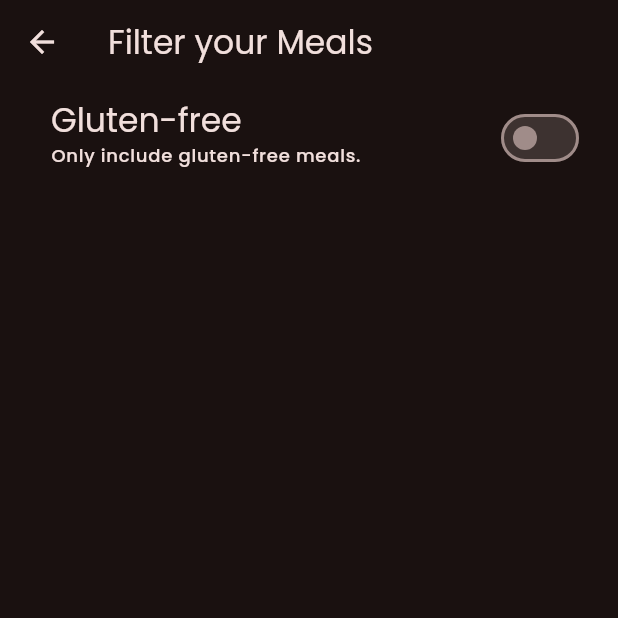
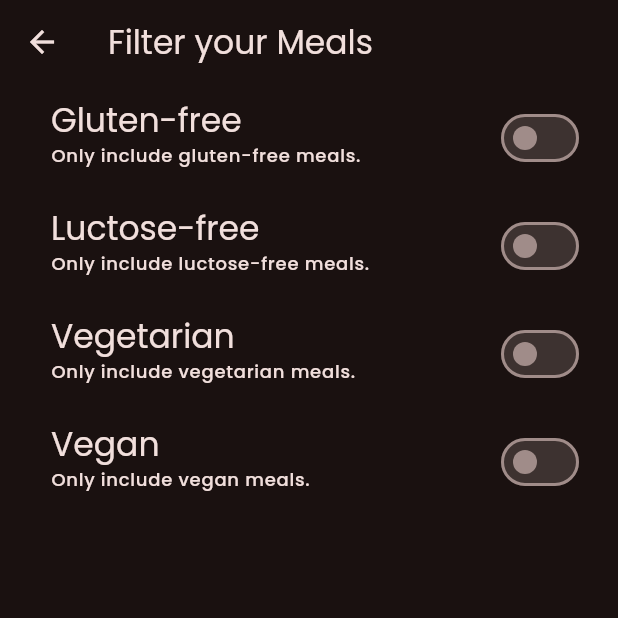
Before and after one commit to alph-a07/flutter-meals, a Flutter app: the FiltersScreen screen opened directly, on a phone screen of 412 x 824 dp, the top half of it. Run offline on Flutter 3.47's test engine with Material 3 defaults, Android fonts, the phone set to English and light mode, and no system bars; our stand-ins replace google_fonts, transparent_image.

Commit message:
Add more filters

```diff
--- a/lib/screens/filters.dart
+++ b/lib/screens/filters.dart
@@ -9,6 +9,9 @@ class FiltersScreen extends StatefulWidget {
 
 class _FiltersScreenState extends State<FiltersScreen> {
   var _isGlutenFreeFilterSet = false;
+  var _isLactoseFreeFilterSet = false;
+  var _isVegetarianFilterSet = false;
+  var _isVeganFilterSet = false;
 
   @override
   Widget build(BuildContext context) {
@@ -41,6 +44,78 @@ class _FiltersScreenState extends State<FiltersScreen> {
             ),
             activeColor: Theme.of(context).colorScheme.tertiary,
             contentPadding: const EdgeInsets.only(left: 34, right: 22),
+          ),
+          SwitchListTile(
+            value: _isLactoseFreeFilterSet,
+            onChanged: (isChecked) {
+              setState(() {
+                _isLactoseFreeFilterSet = isChecked;
+              });
+            },
+            title: Text(
+              'Luctose-free',
+              style: Theme.of(context)
+                  .textTheme
+                  .titleLarge!
+                  .copyWith(color: Theme.of(context).colorScheme.onSurface),
+            ),
+            subtitle: Text(
+              'Only include luctose-free meals.',
+              style: Theme.of(context)
+                  .textTheme
+                  .labelMedium!
+                  .copyWith(color: Theme.of(context).colorScheme.onSurface),
+            ),
+            activeColor: Theme.of(context).colorScheme.tertiary,
+            contentPadding: const EdgeInsets.only(left: 34, right: 22),
+          ),
+          SwitchListTile(
+            value: _isVegetarianFilterSet,
+            onChanged: (isChecked) {
+              setState(() {
+                _isVegetarianFilterSet = isChecked;
+              });
+            },
+            title: Text(
+              'Vegetarian',
+              style: Theme.of(context)
+                  .textTheme
+                  .titleLarge!
+                  .copyWith(color: Theme.of(context).colorScheme.onSurface),
+            ),
+            subtitle: Text(
+              'Only include vegetarian meals.',
+              style: Theme.of(context)
+                  .textTheme
+                  .labelMedium!
+                  .copyWith(color: Theme.of(context).colorScheme.onSurface),
+            ),
+            activeColor: Theme.of(context).colorScheme.tertiary,
+            contentPadding: const EdgeInsets.only(left: 34, right: 22),
+          ),
+          SwitchListTile(
+            value: _isVeganFilterSet,
+            onChanged: (isChecked) {
+              setState(() {
+                _isVeganFilterSet = isChecked;
+              });
+            },
+            title: Text(
+              'Vegan',
+              style: Theme.of(context)
+                  .textTheme
+                  .titleLarge!
+                  .copyWith(color: Theme.of(context).colorScheme.onSurface),
+            ),
+            subtitle: Text(
+              'Only include vegan meals.',
+              style: Theme.of(context)
+                  .textTheme
+                  .labelMedium!
+                  .copyWith(color: Theme.of(context).colorScheme.onSurface),
+            ),
+            activeColor: Theme.of(context).colorScheme.tertiary,
+            contentPadding: const EdgeInsets.only(left: 34, right: 22),
           )
         ],
       ),
```
